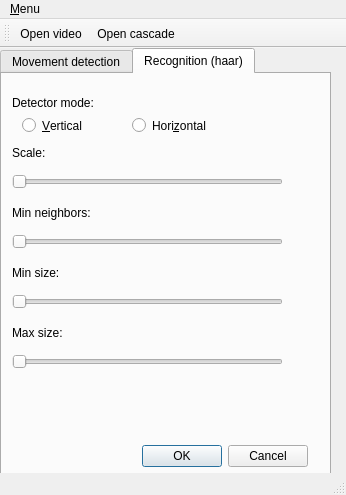
Above: project/mainwindow.ui from DentonJC/OpenCV before the change. Below: the same form after it.
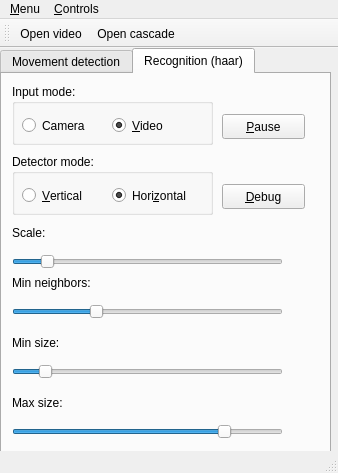
That is the form after the change. The open tabs and pages were chosen to show the change.

```diff
--- a/project/mainwindow.ui
+++ b/project/mainwindow.ui
@@ -6,8 +6,8 @@
    <rect>
     <x>0</x>
     <y>0</y>
-    <width>346</width>
-    <height>495</height>
+    <width>338</width>
+    <height>473</height>
    </rect>
   </property>
   <property name="windowTitle">
@@ -20,7 +20,7 @@
       <x>0</x>
       <y>0</y>
       <width>331</width>
-      <height>441</height>
+      <height>461</height>
      </rect>
     </property>
     <property name="currentIndex">
@@ -155,7 +155,7 @@
       <property name="geometry">
        <rect>
         <x>10</x>
-        <y>100</y>
+        <y>180</y>
         <width>271</width>
         <height>16</height>
        </rect>
@@ -163,6 +163,9 @@
       <property name="maximum">
        <number>100</number>
       </property>
+      <property name="value">
+       <number>11</number>
+      </property>
       <property name="orientation">
        <enum>Qt::Horizontal</enum>
       </property>
@@ -171,7 +174,7 @@
       <property name="geometry">
        <rect>
         <x>10</x>
-        <y>130</y>
+        <y>200</y>
         <width>91</width>
         <height>17</height>
        </rect>
@@ -180,24 +183,11 @@
        <string>Min neighbors:</string>
       </property>
      </widget>
-     <widget class="QRadioButton" name="radioButton_3">
-      <property name="geometry">
-       <rect>
-        <x>20</x>
-        <y>40</y>
-        <width>106</width>
-        <height>23</height>
-       </rect>
-      </property>
-      <property name="text">
-       <string>&amp;Vertical</string>
-      </property>
-     </widget>
      <widget class="QDialogButtonBox" name="buttonBox_2">
       <property name="geometry">
        <rect>
         <x>140</x>
-        <y>370</y>
+        <y>390</y>
         <width>166</width>
         <height>25</height>
        </rect>
@@ -206,24 +196,11 @@
        <set>QDialogButtonBox::Cancel|QDialogButtonBox::Ok</set>
       </property>
      </widget>
-     <widget class="QRadioButton" name="radioButton_4">
-      <property name="geometry">
-       <rect>
-        <x>130</x>
-        <y>40</y>
-        <width>106</width>
-        <height>23</height>
-       </rect>
-      </property>
-      <property name="text">
-       <string>Hori&amp;zontal</string>
-      </property>
-     </widget>
      <widget class="QLabel" name="label_4">
       <property name="geometry">
        <rect>
         <x>10</x>
-        <y>70</y>
+        <y>150</y>
         <width>121</width>
         <height>17</height>
        </rect>
@@ -236,7 +213,7 @@
       <property name="geometry">
        <rect>
         <x>10</x>
-        <y>160</y>
+        <y>230</y>
         <width>271</width>
         <height>16</height>
        </rect>
@@ -244,28 +221,18 @@
       <property name="maximum">
        <number>10</number>
       </property>
+      <property name="value">
+       <number>3</number>
+      </property>
       <property name="orientation">
        <enum>Qt::Horizontal</enum>
       </property>
      </widget>
-     <widget class="QLabel" name="label_5">
-      <property name="geometry">
-       <rect>
-        <x>10</x>
-        <y>20</y>
-        <width>111</width>
-        <height>17</height>
-       </rect>
-      </property>
-      <property name="text">
-       <string>Detector mode:</string>
-      </property>
-     </widget>
      <widget class="QLabel" name="label_7">
       <property name="geometry">
        <rect>
         <x>10</x>
-        <y>250</y>
+        <y>320</y>
         <width>91</width>
         <height>17</height>
        </rect>
@@ -278,7 +245,7 @@
       <property name="geometry">
        <rect>
         <x>10</x>
-        <y>190</y>
+        <y>260</y>
         <width>121</width>
         <height>17</height>
        </rect>
@@ -291,7 +258,7 @@
       <property name="geometry">
        <rect>
         <x>10</x>
-        <y>280</y>
+        <y>350</y>
         <width>271</width>
         <height>16</height>
        </rect>
@@ -299,6 +266,9 @@
       <property name="maximum">
        <number>100</number>
       </property>
+      <property name="value">
+       <number>80</number>
+      </property>
       <property name="orientation">
        <enum>Qt::Horizontal</enum>
       </property>
@@ -307,7 +277,7 @@
       <property name="geometry">
        <rect>
         <x>10</x>
-        <y>220</y>
+        <y>290</y>
         <width>271</width>
         <height>16</height>
        </rect>
@@ -315,10 +285,129 @@
       <property name="maximum">
        <number>100</number>
       </property>
+      <property name="value">
+       <number>10</number>
+      </property>
       <property name="orientation">
        <enum>Qt::Horizontal</enum>
       </property>
      </widget>
+     <widget class="QGroupBox" name="groupBox">
+      <property name="geometry">
+       <rect>
+        <x>10</x>
+        <y>10</y>
+        <width>201</width>
+        <height>61</height>
+       </rect>
+      </property>
+      <property name="title">
+       <string>Input mode:</string>
+      </property>
+      <widget class="QRadioButton" name="radioButton_6">
+       <property name="geometry">
+        <rect>
+         <x>10</x>
+         <y>30</y>
+         <width>106</width>
+         <height>23</height>
+        </rect>
+       </property>
+       <property name="text">
+        <string>Camera</string>
+       </property>
+      </widget>
+      <widget class="QRadioButton" name="radioButton_5">
+       <property name="geometry">
+        <rect>
+         <x>100</x>
+         <y>30</y>
+         <width>106</width>
+         <height>23</height>
+        </rect>
+       </property>
+       <property name="text">
+        <string>&amp;Video</string>
+       </property>
+       <property name="checked">
+        <bool>true</bool>
+       </property>
+      </widget>
+     </widget>
+     <widget class="QGroupBox" name="groupBox_2">
+      <property name="geometry">
+       <rect>
+        <x>10</x>
+        <y>80</y>
+        <width>201</width>
+        <height>61</height>
+       </rect>
+      </property>
+      <property name="title">
+       <string>Detector mode:</string>
+      </property>
+      <widget class="QRadioButton" name="radioButton_3">
+       <property name="geometry">
+        <rect>
+         <x>10</x>
+         <y>30</y>
+         <width>106</width>
+         <height>23</height>
+        </rect>
+       </property>
+       <property name="text">
+        <string>&amp;Vertical</string>
+       </property>
+      </widget>
+      <widget class="QRadioButton" name="radioButton_4">
+       <property name="geometry">
+        <rect>
+         <x>100</x>
+         <y>30</y>
+         <width>106</width>
+         <height>23</height>
+        </rect>
+       </property>
+       <property name="text">
+        <string>Hori&amp;zontal</string>
+       </property>
+       <property name="checked">
+        <bool>true</bool>
+       </property>
+      </widget>
+     </widget>
+     <widget class="QPushButton" name="pushButton">
+      <property name="geometry">
+       <rect>
+        <x>220</x>
+        <y>40</y>
+        <width>83</width>
+        <height>25</height>
+       </rect>
+      </property>
+      <property name="text">
+       <string>&amp;Pause</string>
+      </property>
+      <property name="shortcut">
+       <string>Alt+P</string>
+      </property>
+     </widget>
+     <widget class="QPushButton" name="pushButton_4">
+      <property name="geometry">
+       <rect>
+        <x>220</x>
+        <y>110</y>
+        <width>83</width>
+        <height>25</height>
+       </rect>
+      </property>
+      <property name="text">
+       <string>&amp;Debug</string>
+      </property>
+      <property name="shortcut">
+       <string>Alt+D</string>
+      </property>
+     </widget>
     </widget>
    </widget>
    <widget class="QFrame" name="iWidget">
@@ -340,7 +429,7 @@
     <rect>
      <x>0</x>
      <y>0</y>
-     <width>346</width>
+     <width>338</width>
      <height>22</height>
     </rect>
    </property>
@@ -352,8 +441,16 @@
     <addaction name="actionOpen_cascade"/>
     <addaction name="actionAbout"/>
     <addaction name="actionAbout_2"/>
+    <addaction name="action_Exit"/>
+   </widget>
+   <widget class="QMenu" name="menuControls">
+    <property name="title">
+     <string>&amp;Controls</string>
+    </property>
+    <addaction name="actionNew_output_file"/>
    </widget>
    <addaction name="menuPedestrian_Detector"/>
+   <addaction name="menuControls"/>
   </widget>
   <widget class="QToolBar" name="mainToolBar">
    <attribute name="toolBarArea">
@@ -368,7 +465,7 @@
   <widget class="QStatusBar" name="statusBar"/>
   <action name="actionOpen">
    <property name="text">
-    <string>&amp;Open video</string>
+    <string>Open &amp;video</string>
    </property>
    <property name="shortcut">
     <string>Alt+V</string>
```
Left out of the diff: 189 changed lines with no effect on the pictures.
